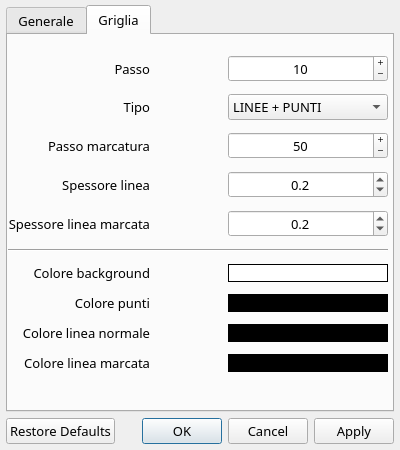
The window that gui/optionsdialog.ui (manufino/eSchema) describes before a commit, drawn with Qt 5.
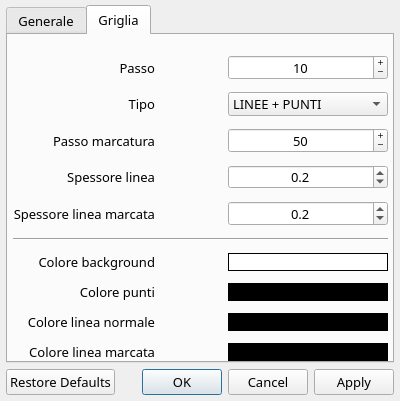
The same window after the commit. Icons and pictures are not drawn.

```diff
--- a/gui/optionsdialog.ui
+++ b/gui/optionsdialog.ui
@@ -7,19 +7,25 @@
     <x>0</x>
     <y>0</y>
     <width>400</width>
-    <height>450</height>
+    <height>401</height>
    </rect>
   </property>
+  <property name="sizePolicy">
+   <sizepolicy hsizetype="Fixed" vsizetype="Fixed">
+    <horstretch>0</horstretch>
+    <verstretch>0</verstretch>
+   </sizepolicy>
+  </property>
   <property name="minimumSize">
    <size>
     <width>400</width>
-    <height>450</height>
+    <height>400</height>
    </size>
   </property>
   <property name="maximumSize">
    <size>
-    <width>412</width>
-    <height>450</height>
+    <width>410</width>
+    <height>401</height>
    </size>
   </property>
   <property name="font">
@@ -289,6 +295,9 @@
        </property>
        <item>
         <layout class="QGridLayout" name="gridLayout_2">
+         <property name="leftMargin">
+          <number>5</number>
+         </property>
          <property name="topMargin">
           <number>20</number>
          </property>
```
Left out of the diff: 6 changed lines with no effect on the pictures.
